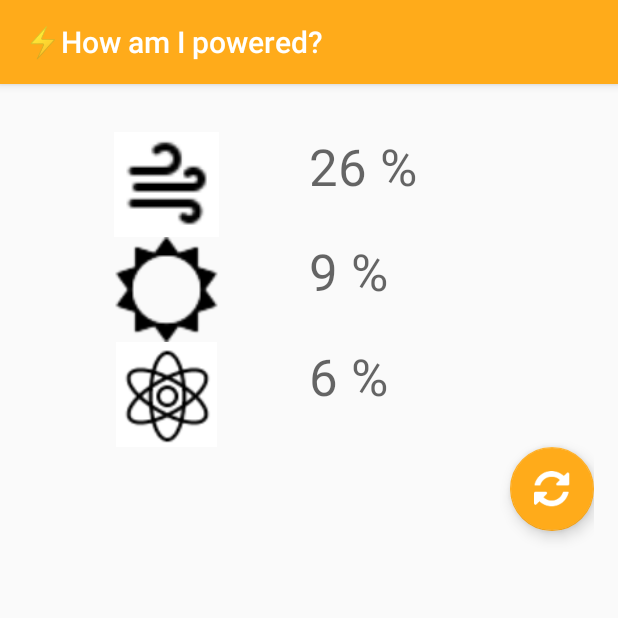
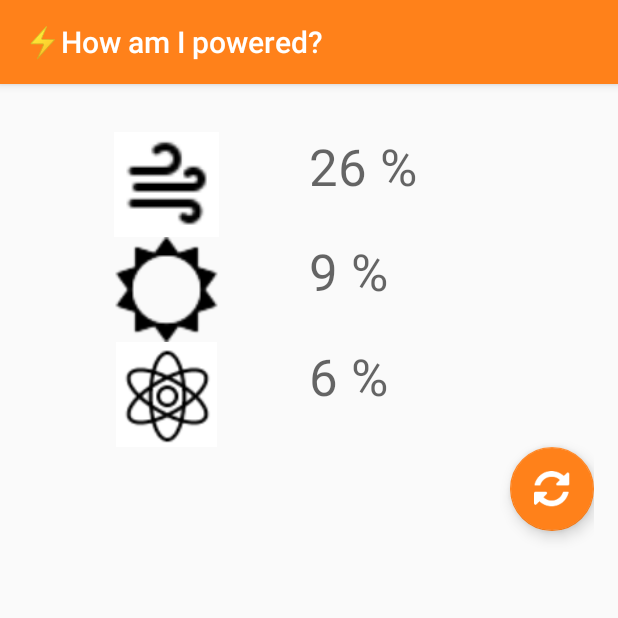
Before and after one commit to walliski/How-am-I-powered, an Android app: the screen it shows after launch (MainActivity), on a phone screen of 412 x 824 dp, the top half of it. Run offline under Robolectric (Android 15) with nearby library versions, the phone set to English and light mode, and no system bars; 2 statements that could not run were skipped.

Commit message:
Changes primary color to darker orange

```diff
--- a/MukiTestApp/app/src/main/res/values/colors.xml
+++ b/MukiTestApp/app/src/main/res/values/colors.xml
@@ -1,6 +1,6 @@
 <?xml version="1.0" encoding="utf-8"?>
 <resources>
-    <color name="colorPrimary">#ffab1a</color>
-    <color name="colorPrimaryDark">#ffab1a</color>
-    <color name="colorAccent">#ffab1a</color>
+    <color name="colorPrimary">#ff811a</color>
+    <color name="colorPrimaryDark">#ff811a</color>
+    <color name="colorAccent">#ff811a</color>
 </resources>
```
